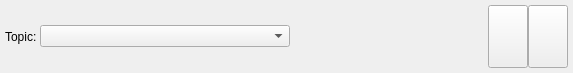
This is tuning_mode/src/tuning_mode/resources/plot.ui in uavteambyu/rosplane_plugins as Qt 5 draws it before an edit. The edited form follows.
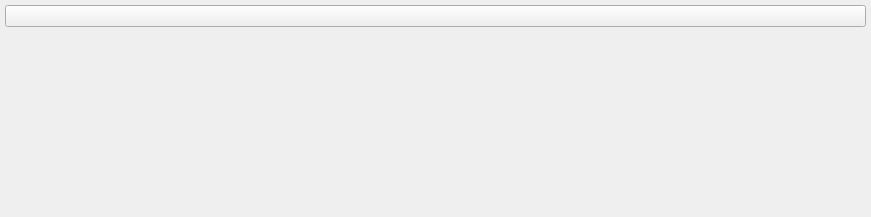
This is the edited form.

Commit message: auto stretch and clear button, removed dropdowns

Patch:
```diff
--- a/tuning_mode/src/tuning_mode/resources/plot.ui
+++ b/tuning_mode/src/tuning_mode/resources/plot.ui
@@ -6,8 +6,8 @@
    <rect>
     <x>0</x>
     <y>0</y>
-    <width>573</width>
-    <height>73</height>
+    <width>871</width>
+    <height>217</height>
    </rect>
   </property>
   <property name="acceptDrops">
@@ -16,7 +16,7 @@
   <property name="windowTitle">
    <string>Plot</string>
   </property>
-  <layout class="QVBoxLayout" name="verticalLayout">
+  <layout class="QHBoxLayout" name="horizontalLayout">
    <property name="spacing">
     <number>0</number>
    </property>
@@ -33,7 +33,7 @@
     <number>0</number>
    </property>
    <item>
-    <layout class="QHBoxLayout" name="dataPlotControls">
+    <layout class="QHBoxLayout" name="dataPlotControls" stretch="20,0">
      <property name="spacing">
       <number>0</number>
      </property>
@@ -50,86 +50,48 @@
       <number>5</number>
      </property>
      <item>
-      <widget class="QLabel" name="label">
-       <property name="text">
-        <string>Topic: </string>
+      <layout class="QHBoxLayout" name="data_plot_layout">
+       <property name="spacing">
+        <number>0</number>
        </property>
-      </widget>
+      </layout>
      </item>
      <item>
-      <widget class="QComboBox" name="_msgs">
-       <property name="minimumSize">
-        <size>
-         <width>250</width>
-         <height>0</height>
-        </size>
-       </property>
-       <property name="toolTip">
-        <string>Message Name</string>
-       </property>
-      </widget>
+      <layout class="QVBoxLayout" name="verticalLayout">
+       <item>
+        <widget class="QPushButton" name="clear_button">
+         <property name="sizePolicy">
+          <sizepolicy hsizetype="Preferred" vsizetype="Preferred">
+           <horstretch>0</horstretch>
+           <verstretch>0</verstretch>
+          </sizepolicy>
+         </property>
+         <property name="toolTip">
+          <string>clear plot</string>
+         </property>
+         <property name="iconSize">
+          <size>
+           <width>16</width>
+           <height>16</height>
+          </size>
+         </property>
+        </widget>
+       </item>
+       <item>
+        <spacer name="verticalSpacer">
+         <property name="orientation">
+          <enum>Qt::Vertical</enum>
+         </property>
+         <property name="sizeHint" stdset="0">
+          <size>
+           <width>20</width>
+           <height>40</height>
+          </size>
+         </property>
+        </spacer>
+       </item>
+      </layout>
      </item>
-     <item>
-      <spacer name="spacer">
-       <property name="orientation">
-        <enum>Qt::Horizontal</enum>
-       </property>
-       <property name="sizeHint" stdset="0">
-        <size>
-         <width>40</width>
-         <height>20</height>
-        </size>
-       </property>
-      </spacer>
-     </item>
-     <item>
-      <widget class="QPushButton" name="pause_button">
-       <property name="sizePolicy">
-        <sizepolicy hsizetype="Preferred" vsizetype="Preferred">
-         <horstretch>0</horstretch>
-         <verstretch>0</verstretch>
-        </sizepolicy>
-       </property>
-       <property name="toolTip">
-        <string>pause plot</string>
-       </property>
-       <property name="iconSize">
-        <size>
-         <width>16</width>
-         <height>16</height>
-        </size>
-       </property>
-       <property name="checkable">
-        <bool>true</bool>
-       </property>
-      </widget>
-     </item>
-     <item>
-      <widget class="QPushButton" name="clear_button">
-       <property name="sizePolicy">
-        <sizepolicy hsizetype="Preferred" vsizetype="Preferred">
-         <horstretch>0</horstretch>
-         <verstretch>0</verstretch>
-        </sizepolicy>
-       </property>
-       <property name="toolTip">
-        <string>clear plot</string>
-       </property>
-       <property name="iconSize">
-        <size>
-         <width>16</width>
-         <height>16</height>
-        </size>
-       </property>
-      </widget>
-     </item>
-    </layout>
-   </item>
-   <item>
-    <layout class="QHBoxLayout" name="data_plot_layout">
-     <property name="spacing">
-      <number>0</number>
-     </property>
     </layout>
    </item>
   </layout>
```
The commit also changes 4 other files.
